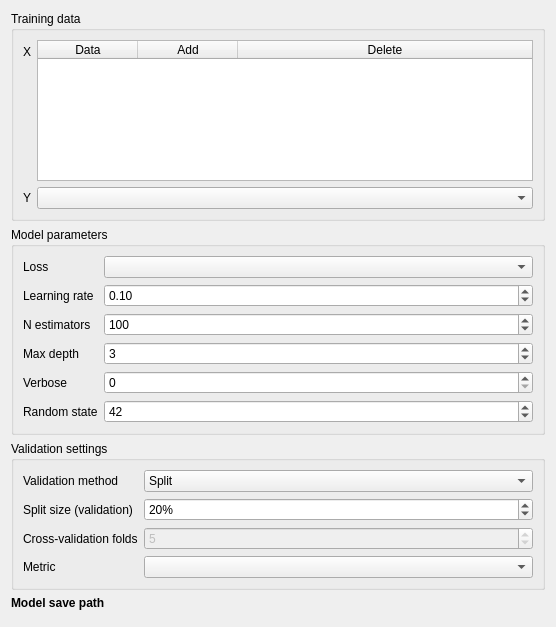
This is eis_qgis_plugin/resources/ui/model/wizard_model_gradient_boosting_2.ui in GispoCoding/eis_qgis_plugin as Qt 5 draws it before an edit. The edited form follows.
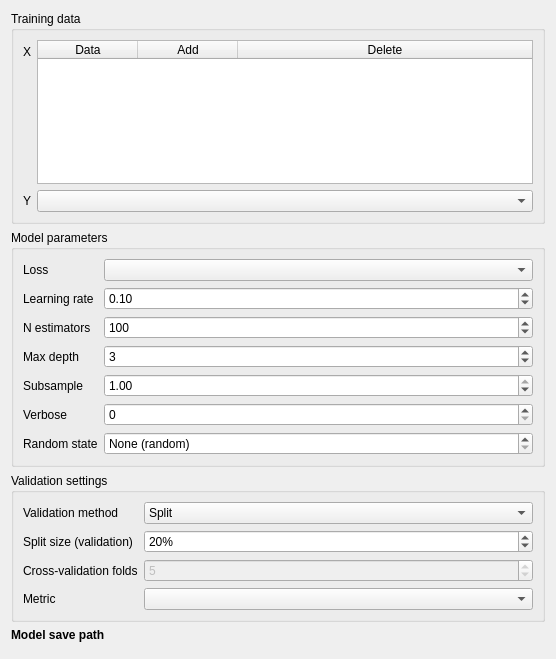
This is the edited form. Custom widgets are drawn as their Qt base class.

Commit message: Add reset to models, convert spinboxes to QgsSpinBoxes, various minor modifications

Patch:
```diff
--- a/eis_qgis_plugin/resources/ui/model/wizard_model_gradient_boosting_2.ui
+++ b/eis_qgis_plugin/resources/ui/model/wizard_model_gradient_boosting_2.ui
@@ -7,7 +7,7 @@
     <x>0</x>
     <y>0</y>
     <width>556</width>
-    <height>627</height>
+    <height>659</height>
    </rect>
   </property>
   <property name="sizePolicy">
@@ -107,34 +107,20 @@
       <bool>false</bool>
      </property>
      <layout class="QFormLayout" name="formLayout_3">
-      <item row="4" column="0">
+      <item row="5" column="0">
        <widget class="QLabel" name="verbose_label">
         <property name="text">
          <string>Verbose</string>
         </property>
        </widget>
       </item>
-      <item row="5" column="0">
+      <item row="6" column="0">
        <widget class="QLabel" name="random_state_label">
         <property name="text">
          <string>Random state</string>
         </property>
        </widget>
       </item>
-      <item row="5" column="1">
-       <widget class="QSpinBox" name="random_state">
-        <property name="value">
-         <number>42</number>
-        </property>
-       </widget>
-      </item>
-      <item row="4" column="1">
-       <widget class="QSpinBox" name="verbose">
-        <property name="maximum">
-         <number>2</number>
-        </property>
-       </widget>
-      </item>
       <item row="0" column="1">
        <widget class="QComboBox" name="loss"/>
       </item>
@@ -145,13 +131,6 @@
         </property>
        </widget>
       </item>
-      <item row="1" column="1">
-       <widget class="QDoubleSpinBox" name="learning_rate">
-        <property name="value">
-         <double>0.100000000000000</double>
-        </property>
-       </widget>
-      </item>
       <item row="1" column="0">
        <widget class="QLabel" name="learning_rate_label">
         <property name="text">
@@ -159,16 +138,6 @@
         </property>
        </widget>
       </item>
-      <item row="2" column="1">
-       <widget class="QSpinBox" name="n_estimators">
-        <property name="maximum">
-         <number>999999999</number>
-        </property>
-        <property name="value">
-         <number>100</number>
-        </property>
-       </widget>
-      </item>
       <item row="2" column="0">
        <widget class="QLabel" name="n_estimators_label">
         <property name="text">
@@ -176,16 +145,6 @@
         </property>
        </widget>
       </item>
-      <item row="3" column="1">
-       <widget class="QSpinBox" name="max_depth">
-        <property name="maximum">
-         <number>999999999</number>
-        </property>
-        <property name="value">
-         <number>3</number>
-        </property>
-       </widget>
-      </item>
       <item row="3" column="0">
        <widget class="QLabel" name="max_depth_label">
         <property name="text">
@@ -193,6 +152,88 @@
         </property>
        </widget>
       </item>
+      <item row="1" column="1">
+       <widget class="QgsDoubleSpinBox" name="learning_rate">
+        <property name="minimum">
+         <double>0.010000000000000</double>
+        </property>
+        <property name="value">
+         <double>0.100000000000000</double>
+        </property>
+       </widget>
+      </item>
+      <item row="2" column="1">
+       <widget class="QgsSpinBox" name="n_estimators">
+        <property name="minimum">
+         <number>1</number>
+        </property>
+        <property name="maximum">
+         <number>1000</number>
+        </property>
+        <property name="value">
+         <number>100</number>
+        </property>
+       </widget>
+      </item>
+      <item row="3" column="1">
+       <widget class="QgsSpinBox" name="max_depth">
+        <property name="specialValueText">
+         <string>None</string>
+        </property>
+        <property name="maximum">
+         <number>1000</number>
+        </property>
+        <property name="value">
+         <number>3</number>
+        </property>
+       </widget>
+      </item>
+      <item row="5" column="1">
+       <widget class="QgsSpinBox" name="verbose">
+        <property name="maximum">
+         <number>2</number>
+        </property>
+       </widget>
+      </item>
+      <item row="6" column="1">
+       <widget class="QgsSpinBox" name="random_state">
+        <property name="specialValueText">
+         <string>None (random)</string>
+        </property>
+        <property name="minimum">
+         <number>-1</number>
+        </property>
+        <property name="maximum">
+         <number>10000</number>
+        </property>
+        <property name="value">
+         <number>-1</number>
+        </property>
+        <property name="displayIntegerBase">
+         <number>10</number>
+        </property>
+       </widget>
+      </item>
+      <item row="4" column="1">
+       <widget class="QgsDoubleSpinBox" name="subsample">
+        <property name="minimum">
+         <double>0.010000000000000</double>
+        </property>
+        <property name="maximum">
+         <double>1.000000000000000</double>
+        </property>
+        <property name="value">
+         <double>1.000000000000000</double>
+        </property>
+       </widget>
+      </item>
+      <item row="4" column="0">
+       <widget class="QLabel" name="subsample_label">
+        <property name="text">
+         <string>Subsample</string>
+        </property>
+       </widget>
+      </item>
      </layout>
     </widget>
    </item>
@@ -322,6 +363,11 @@
    <header>qgscollapsiblegroupbox.h</header>
    <container>1</container>
   </customwidget>
+  <customwidget>
+   <class>QgsDoubleSpinBox</class>
+   <extends>QDoubleSpinBox</extends>
+   <header>qgsdoublespinbox.h</header>
+  </customwidget>
   <customwidget>
    <class>QgsFileWidget</class>
    <extends>QWidget</extends>
```
The commit also changes 7 other files.
